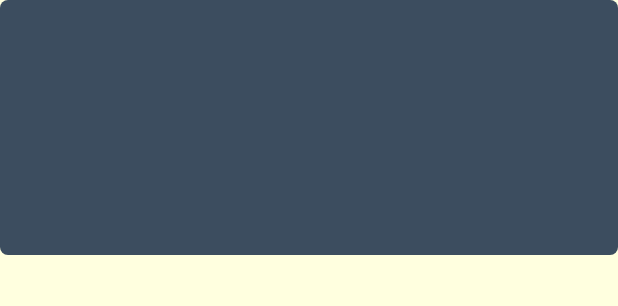
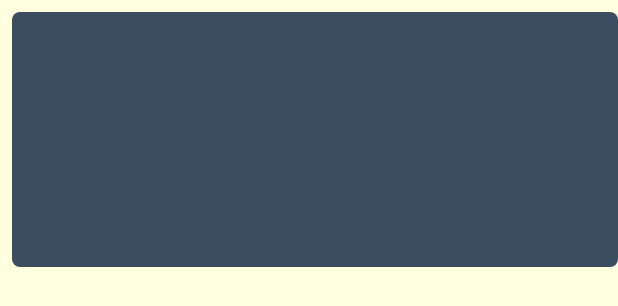
Before and after one commit to VictoriaCMoraes/PdfView, an Android app: the layout item_pdf.xml on its own in the app's theme, with its tools: preview values and no code run, on a phone screen of 412 x 824 dp. Shown: the top 306 px of the screen. Run offline under Robolectric (Android 15) with nearby library versions, the phone set to English and light mode, and no system bars.

Commit message:
correções

```diff
--- a/app/src/main/res/layout/item_pdf.xml
+++ b/app/src/main/res/layout/item_pdf.xml
@@ -15,10 +15,10 @@
         app:layout_constraintEnd_toEndOf="parent"
         app:layout_constraintTop_toTopOf="parent"
         app:layout_constraintBottom_toBottomOf="parent"
-        android:layout_marginStart="0dp"
+        android:layout_marginStart="8dp"
         android:layout_marginEnd="0dp"
-        android:layout_marginTop="0dp"
-        android:layout_marginBottom="8dp"
+        android:layout_marginTop="8dp"
+        android:layout_marginBottom="0dp"
         android:paddingTop="10dp"
         android:paddingBottom="10dp">
 
--- a/app/src/main/res/values/colors.xml
+++ b/app/src/main/res/values/colors.xml
@@ -3,8 +3,8 @@
     <color name="black">#FF000000</color>
     <color name="white">#FFFFFFFF</color>
     <color name="beige">#FFFFDF</color>
-    <color name="primary_color">#2F2F2F</color>
-    <color name="accent_color">#0d7373</color>
+    <color name="primary_color">#1F2631</color>
+    <color name="accent_color">#104c6c</color>
     <!-- Para um tema azul -->
     <color name="item_background">#1F2631</color> <!-- Azul escuro neutro -->
     <color name="linear_background">#3c4d5f</color> <!-- Azul médio neutro -->
```
Also changed, not shown: app/src/main/java/com/adenabrasil/pdfview/MainActivity.java (+12 -29 lines).
